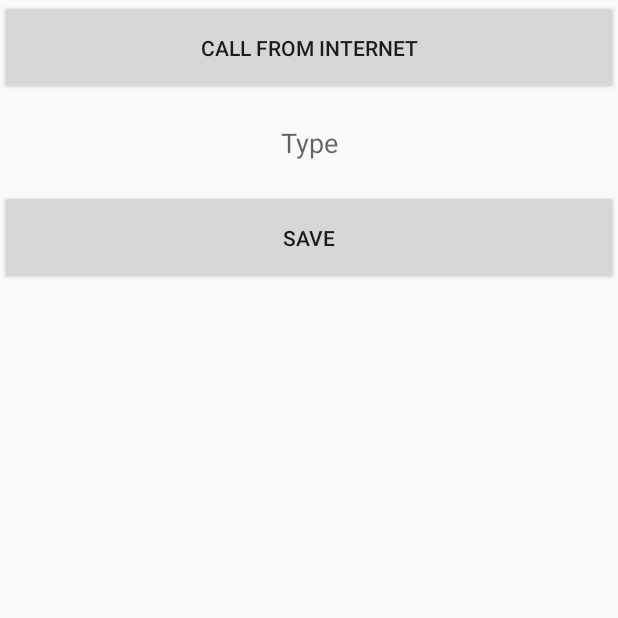
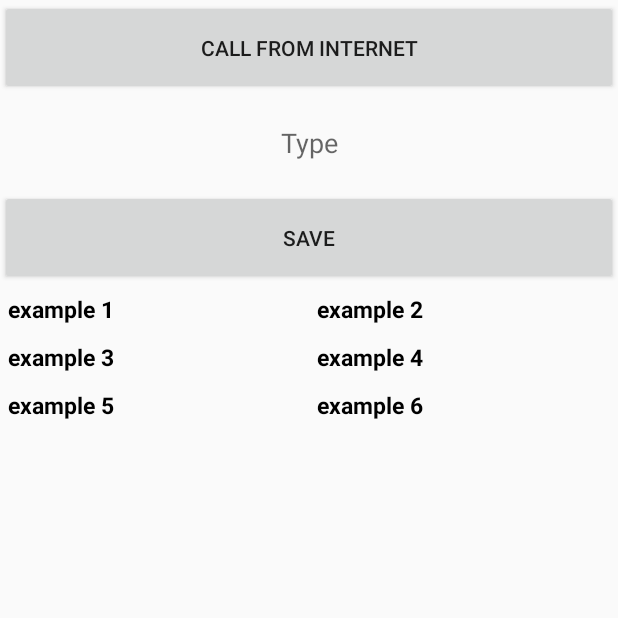
Before and after one commit to jangjh123/KotlinMVVM, an Android app: the screen it shows after launch (MainActivity), on a phone screen of 412 x 824 dp, the top half of it. Run offline under Robolectric (Android 15) with nearby library versions, the phone set to English and light mode, and no system bars; our stand-ins replace data binding.

Commit message:
정상작동

```diff
--- a/app/build.gradle
+++ b/app/build.gradle
@@ -2,6 +2,8 @@ plugins {
     id 'com.android.application'
     id 'kotlin-android'
 }
+apply plugin: 'kotlin-kapt'
+
 android {
     compileSdk 32
 
--- a/app/src/main/java/com/example/kotlinmvvm/view/MainActivity.kt
+++ b/app/src/main/java/com/example/kotlinmvvm/view/MainActivity.kt
@@ -1,30 +1,31 @@
 package com.example.kotlinmvvm.view
 
-import android.icu.lang.UCharacter
 import androidx.appcompat.app.AppCompatActivity
 import android.os.Bundle
-import android.os.Handler
 import android.util.Log
 import androidx.activity.viewModels
 import androidx.databinding.DataBindingUtil
 import androidx.lifecycle.Observer
 import androidx.recyclerview.widget.LinearLayoutManager
-import androidx.recyclerview.widget.RecyclerView
 import com.example.kotlinmvvm.R
 import com.example.kotlinmvvm.databinding.ActivityMainBinding
 import com.example.kotlinmvvm.model.Note
+import com.example.kotlinmvvm.view.viewComponent.NoteAdapter
 import com.example.kotlinmvvm.view.viewComponent.ViewManager
 import com.example.kotlinmvvm.viewModel.MainViewModel
-import java.lang.Exception
 
 class MainActivity : AppCompatActivity() {
 
     private lateinit var binding: ActivityMainBinding
     private val viewModel by viewModels<MainViewModel>()
+    private val adapter by lazy {
+        NoteAdapter()
+    }
 
     override fun onCreate(savedInstanceState: Bundle?) {
         super.onCreate(savedInstanceState)
         binding = DataBindingUtil.setContentView(this, R.layout.activity_main)
+        binding.lifecycleOwner = this
         init()
 
         binding.button.setOnClickListener {
@@ -32,26 +33,22 @@ class MainActivity : AppCompatActivity() {
                 ViewManager.showSnackBar(binding.root, "At least")
             } else {
                 val text = binding.editText.text.toString()
-                viewModel.addItem("title + $text", "body + $text")
+                viewModel.addItem("$text title", "$text body")
                 binding.editText.setText("")
             }
         }
     }
+
     private fun init() {
+        binding.recyclerView.layoutManager = LinearLayoutManager(this)
+        binding.recyclerView.adapter = adapter
         observers()
-        viewInit()
     }
 
     private fun observers() {
-        val noteObserver: Observer<List<Note>> = Observer {
-            viewModel.getNoteAdapter()?.notifyDataSetChanged()
+        val dataObserver: Observer<List<Note>> = Observer {
+            adapter.submit(it)
         }
-        viewModel.getList().observe(this, noteObserver)
-    }
-
-    private fun viewInit() {
-        binding.recyclerView.layoutManager = LinearLayoutManager(this)
-        binding.recyclerView.adapter = viewModel.getNoteAdapter()
-        Log.d("로그", binding.recyclerView.adapter.toString())
+        viewModel.getList().observe(this, dataObserver)
     }
 }
--- /dev/null
+++ b/app/src/main/java/com/example/kotlinmvvm/view/viewComponent/CustomDiffUtil.kt
@@ -0,0 +1,15 @@
+package com.example.kotlinmvvm.view.viewComponent
+
+import android.provider.ContactsContract
+import androidx.recyclerview.widget.DiffUtil
+import com.example.kotlinmvvm.model.Note
+
+class CustomDiffUtil : DiffUtil.ItemCallback<Note>() {
+    override fun areItemsTheSame(oldItem: Note, newItem: Note): Boolean {
+        return oldItem == newItem
+    }
+
+    override fun areContentsTheSame(oldItem: Note, newItem: Note): Boolean {
+        return oldItem == newItem
+    }
+}
--- a/app/src/main/java/com/example/kotlinmvvm/view/viewComponent/NoteAdapter.kt
+++ b/app/src/main/java/com/example/kotlinmvvm/view/viewComponent/NoteAdapter.kt
@@ -1,41 +1,44 @@
 package com.example.kotlinmvvm.view.viewComponent
 
+import android.util.Log
 import android.view.LayoutInflater
-import android.view.View
 import android.view.ViewGroup
-import android.widget.TextView
+import androidx.recyclerview.widget.ListAdapter
 import androidx.recyclerview.widget.RecyclerView
-import com.example.kotlinmvvm.R
+import com.example.kotlinmvvm.databinding.NoteItemBinding
 import com.example.kotlinmvvm.model.Note
 
-class NoteAdapter(arr: List<Note>) :
-    RecyclerView.Adapter<NoteAdapter.ViewHolder>() {
-    private val mArr = arr
-
-    override fun onCreateViewHolder(
-        parent: ViewGroup,
-        viewType: Int
-    ): NoteAdapter.ViewHolder {
-        val view = LayoutInflater.from(parent.context).inflate(R.layout.note_item, parent, false)
-        return ViewHolder(view)
+class NoteAdapter : ListAdapter<Note, RecyclerView.ViewHolder>(CustomDiffUtil()) {
+    override fun onCreateViewHolder(parent: ViewGroup, viewType: Int): RecyclerView.ViewHolder {
+        return ViewHolder(
+            NoteItemBinding.inflate(
+                LayoutInflater.from(parent.context),
+                parent,
+                false
+            )
+        )
     }
 
-    override fun onBindViewHolder(holder: NoteAdapter.ViewHolder, position: Int) {
-        holder.mTextViewTitle.text = mArr[position].title
-        holder.mTextViewBody.text = mArr[position].body
-    }
-
-    override fun getItemCount(): Int {
-        return if (mArr.isEmpty()) {
-            0
-        } else {
-            mArr.size
+    override fun onBindViewHolder(holder: RecyclerView.ViewHolder, position: Int) {
+        if (holder is ViewHolder) {
+            val note = getItem(position) as Note
+            holder.bind(note)
         }
     }
 
-    inner class ViewHolder(view: View) : RecyclerView.ViewHolder(view) {
-        val mTextViewTitle: TextView = view.findViewById(R.id.textViewTitle)
-        val mTextViewBody: TextView = view.findViewById(R.id.textViewBody)
+    fun submit(list: List<Note>) {
+        submitList(list.toMutableList())
 
+        // 참조값 비교
+    }
+
+    inner class ViewHolder(private val binding: NoteItemBinding) :
+        RecyclerView.ViewHolder(binding.root) {
+        fun bind(note: Note) {
+            with (binding) {
+                textViewTitle.text = note.title
+                textViewBody.text = note.body
+            }
+        }
     }
 }
--- a/app/src/main/java/com/example/kotlinmvvm/viewModel/MainViewModel.kt
+++ b/app/src/main/java/com/example/kotlinmvvm/viewModel/MainViewModel.kt
@@ -8,7 +8,7 @@ import com.example.kotlinmvvm.model.Note
 import com.example.kotlinmvvm.view.viewComponent.NoteAdapter
 
 class MainViewModel : ViewModel() {
-    private val list: MutableLiveData<List<Note>> = MutableLiveData<List<Note>>()
+    private val list: MutableLiveData<MutableList<Note>> = MutableLiveData<MutableList<Note>>()
     private val _list = mutableListOf<Note>()
 
     init {
@@ -20,7 +20,7 @@ class MainViewModel : ViewModel() {
         }
     }
 
-    fun getList(): LiveData<List<Note>> {
+    fun getList(): LiveData<MutableList<Note>> {
         return list
     }
 
@@ -28,8 +28,4 @@ class MainViewModel : ViewModel() {
         _list.add(Note(title, body))
         list.postValue(_list)
     }
-
-    fun getNoteAdapter(): NoteAdapter? {
-        return noteAdapter
-    }
 }
--- a/app/src/main/res/layout/activity_main.xml
+++ b/app/src/main/res/layout/activity_main.xml
@@ -2,6 +2,14 @@
 <layout xmlns:android="http://schemas.android.com/apk/res/android"
     xmlns:app="http://schemas.android.com/apk/res-auto"
     xmlns:tools="http://schemas.android.com/tools">
+
+    <data>
+        <variable
+            name="viewModel"
+            type="com.example.kotlinmvvm.viewModel.MainViewModel" />
+
+    </data>
+
     <LinearLayout
         android:layout_width="match_parent"
         android:layout_height="match_parent"
@@ -27,6 +35,7 @@
             android:layout_height="0dp"
             android:layout_weight="1"
             android:text="save" />
+
         <androidx.recyclerview.widget.RecyclerView
             android:id="@+id/recyclerView"
             android:layout_width="match_parent"
--- a/app/src/main/res/layout/note_item.xml
+++ b/app/src/main/res/layout/note_item.xml
@@ -1,6 +1,18 @@
 <?xml version="1.0" encoding="utf-8"?>
-<LinearLayout xmlns:android="http://schemas.android.com/apk/res/android"
+<layout xmlns:android="http://schemas.android.com/apk/res/android">
+
+    <data>
+        <variable
+            name="title"
+            type="String" />
+        <variable
+            name="body"
+            type="String" />
+    </data>
+
+    <LinearLayout
         android:layout_width="match_parent"
+        android:id="@+id/frame"
         android:layout_height="wrap_content">
 
         <TextView
@@ -24,3 +36,5 @@
             android:textStyle="bold" />
 
     </LinearLayout>
+
+</layout>
```
Lines whose indentation alone changed are shown as unchanged.
